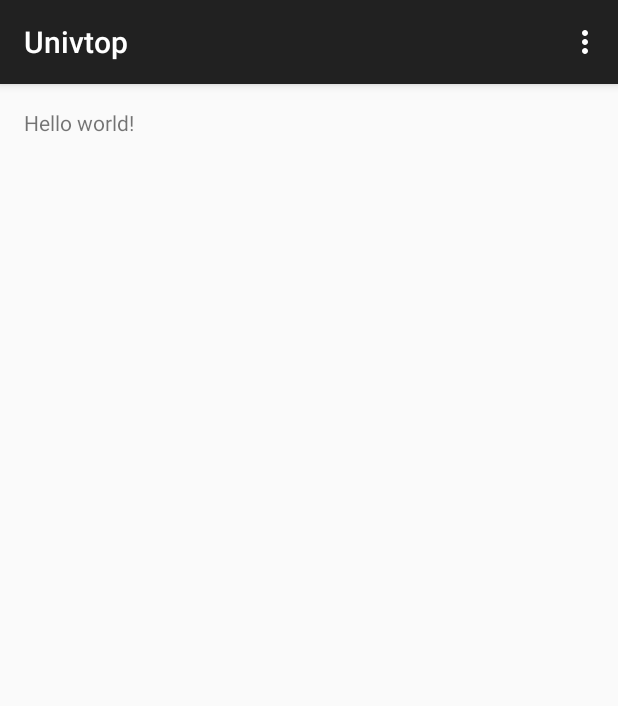
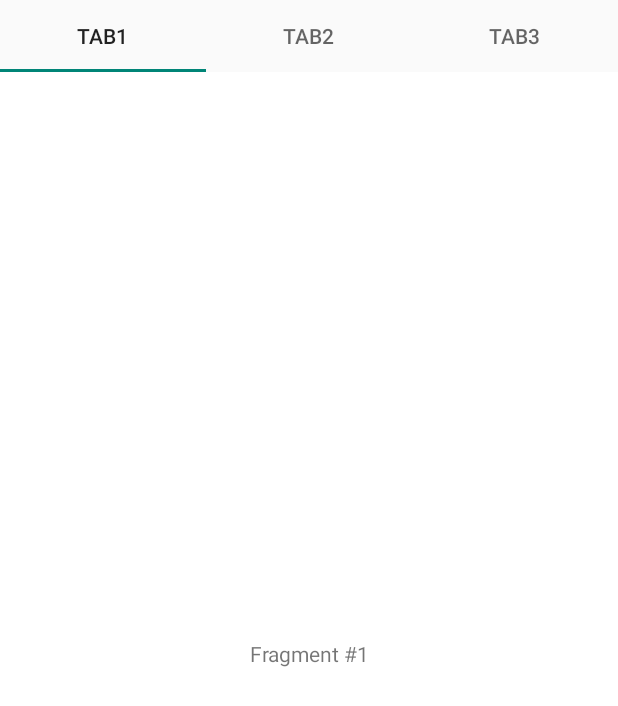
Before and after one commit to phamd1989/reactive_sample, an Android app: the screen it shows after launch (NewsfeedActivity), on a phone screen of 412 x 824 dp. Shown: the top 706 px of the screen. Run offline under Robolectric (Android 15) with nearby library versions, the phone set to English and light mode, and no system bars.

```diff
--- a/app/src/main/java/com/univtop/univtop/NewsfeedActivity.java
+++ b/app/src/main/java/com/univtop/univtop/NewsfeedActivity.java
@@ -1,16 +1,29 @@
 package com.univtop.univtop;
 
+import android.support.design.widget.TabLayout;
+import android.support.v4.app.FragmentActivity;
+import android.support.v4.view.ViewPager;
 import android.support.v7.app.AppCompatActivity;
 import android.os.Bundle;
 import android.view.Menu;
 import android.view.MenuItem;
 
-public class NewsfeedActivity extends AppCompatActivity {
+import com.univtop.univtop.adapters.BaseFragmentPagerAdapter;
+
+public class NewsfeedActivity extends FragmentActivity {
 
     @Override
     protected void onCreate(Bundle savedInstanceState) {
         super.onCreate(savedInstanceState);
         setContentView(R.layout.activity_newsfeed);
+
+        // find the ViewPager and connect adapter
+        ViewPager viewPager = (ViewPager) findViewById(R.id.viewpager);
+        viewPager.setAdapter(new BaseFragmentPagerAdapter(getSupportFragmentManager(), NewsfeedActivity.this));
+
+        // Give the TabLayout to the ViewPager
+        TabLayout tabLayout = (TabLayout) findViewById(R.id.sliding_tabs);
+        tabLayout.setupWithViewPager(viewPager);
     }
 
     @Override
--- /dev/null
+++ b/app/src/main/java/com/univtop/univtop/adapters/BaseFragmentPagerAdapter.java
@@ -0,0 +1,46 @@
+package com.univtop.univtop.adapters;
+
+import android.content.Context;
+import android.support.v4.app.Fragment;
+import android.support.v4.app.FragmentManager;
+import android.support.v4.app.FragmentPagerAdapter;
+
+import com.univtop.univtop.fragments.CustomFeedFragment;
+import com.univtop.univtop.fragments.FaqFeedFragment;
+import com.univtop.univtop.fragments.TrendingFeedFragment;
+/**
+ * Created by duncapham on 8/9/15.
+ */
+public class BaseFragmentPagerAdapter extends FragmentPagerAdapter {
+    private String tabTitles[] = new String[] { "Tab1", "Tab2", "Tab3" };
+    private Context context;
+    private final int PAGE_COUNT = tabTitles.length;
+
+    public BaseFragmentPagerAdapter(FragmentManager fm, Context context) {
+        super(fm);
+        this.context = context;
+    }
+
+    @Override
+    public Fragment getItem(int position) {
+        switch (position) {
+            case 0: // Fragment # 0 - This will show FirstFragment
+                return TrendingFeedFragment.newInstance(1);
+            case 1: // Fragment # 0 - This will show FirstFragment different title
+                return FaqFeedFragment.newInstance(2);
+            default:
+                return CustomFeedFragment.newInstance(position + 1);
+        }
+    }
+
+    @Override
+    public int getCount() {
+        return PAGE_COUNT;
+    }
+
+    @Override
+    public CharSequence getPageTitle(int position) {
+        return tabTitles[position];
+    }
+
+}
--- /dev/null
+++ b/app/src/main/java/com/univtop/univtop/fragments/BaseFeedFragment.java
@@ -0,0 +1,45 @@
+package com.univtop.univtop.fragments;
+
+import android.os.Bundle;
+import android.support.v4.app.Fragment;
+import android.view.LayoutInflater;
+import android.view.View;
+import android.view.ViewGroup;
+import android.widget.TextView;
+
+import com.univtop.univtop.R;
+
+/**
+ * Created by duncapham on 8/9/15.
+ */
+public class BaseFeedFragment extends Fragment{
+    public static final String ARG_PAGE = "ARG_PAGE";
+
+    private int mPage;
+
+    public static BaseFeedFragment newInstance(int page) {
+        Bundle args = new Bundle();
+        args.putInt(ARG_PAGE, page);
+        BaseFeedFragment fragment = new BaseFeedFragment();
+        fragment.setArguments(args);
+        return fragment;
+    }
+
+    @Override
+    public void onCreate(Bundle savedInstanceState) {
+        super.onCreate(savedInstanceState);
+        Bundle args = getArguments();
+        if (args != null) {
+            mPage = getArguments().getInt(ARG_PAGE);
+        }
+    }
+
+    @Override
+    public View onCreateView(LayoutInflater inflater, ViewGroup container,
+                             Bundle savedInstanceState) {
+        View view = inflater.inflate(R.layout.fragment_page, container, false);
+        TextView textView = (TextView) view;
+        textView.setText("Fragment #" + mPage);
+        return view;
+    }
+}
--- /dev/null
+++ b/app/src/main/java/com/univtop/univtop/fragments/CustomFeedFragment.java
@@ -0,0 +1,7 @@
+package com.univtop.univtop.fragments;
+
+/**
+ * Created by duncapham on 8/9/15.
+ */
+public class CustomFeedFragment extends BaseFeedFragment {
+}
--- /dev/null
+++ b/app/src/main/java/com/univtop/univtop/fragments/FaqFeedFragment.java
@@ -0,0 +1,7 @@
+package com.univtop.univtop.fragments;
+
+/**
+ * Created by duncapham on 8/9/15.
+ */
+public class FaqFeedFragment extends BaseFeedFragment {
+}
--- /dev/null
+++ b/app/src/main/java/com/univtop/univtop/fragments/TrendingFeedFragment.java
@@ -0,0 +1,7 @@
+package com.univtop.univtop.fragments;
+
+/**
+ * Created by duncapham on 8/9/15.
+ */
+public class TrendingFeedFragment extends BaseFeedFragment {
+}
--- a/app/src/main/res/layout/activity_newsfeed.xml
+++ b/app/src/main/res/layout/activity_newsfeed.xml
@@ -1,11 +1,21 @@
-<RelativeLayout xmlns:android="http://schemas.android.com/apk/res/android"
-    xmlns:tools="http://schemas.android.com/tools" android:layout_width="match_parent"
-    android:layout_height="match_parent" android:paddingLeft="@dimen/activity_horizontal_margin"
-    android:paddingRight="@dimen/activity_horizontal_margin"
-    android:paddingTop="@dimen/activity_vertical_margin"
-    android:paddingBottom="@dimen/activity_vertical_margin" tools:context=".NewsfeedActivity">
+<?xml version="1.0" encoding="utf-8"?>
+<LinearLayout xmlns:android="http://schemas.android.com/apk/res/android"
+    xmlns:app="http://schemas.android.com/apk/res-auto"
+    android:layout_width="match_parent"
+    android:layout_height="match_parent"
+    android:orientation="vertical">
 
-    <TextView android:text="@string/hello_world" android:layout_width="wrap_content"
-        android:layout_height="wrap_content" />
+    <android.support.design.widget.TabLayout
+        android:id="@+id/sliding_tabs"
+        android:layout_width="match_parent"
+        android:layout_height="wrap_content"
+        app:tabMode="fixed" />
 
-</RelativeLayout>
+    <android.support.v4.view.ViewPager
+        android:id="@+id/viewpager"
+        android:layout_width="match_parent"
+        android:layout_height="0px"
+        android:layout_weight="1"
+        android:background="@android:color/white" />
+
+</LinearLayout>
--- /dev/null
+++ b/app/src/main/res/layout/fragment_page.xml
@@ -0,0 +1,5 @@
+<?xml version="1.0" encoding="utf-8"?>
+<TextView xmlns:android="http://schemas.android.com/apk/res/android"
+    android:layout_width="match_parent"
+    android:layout_height="match_parent"
+    android:gravity="center" />
```
Also changed, not shown: 1 other file.
